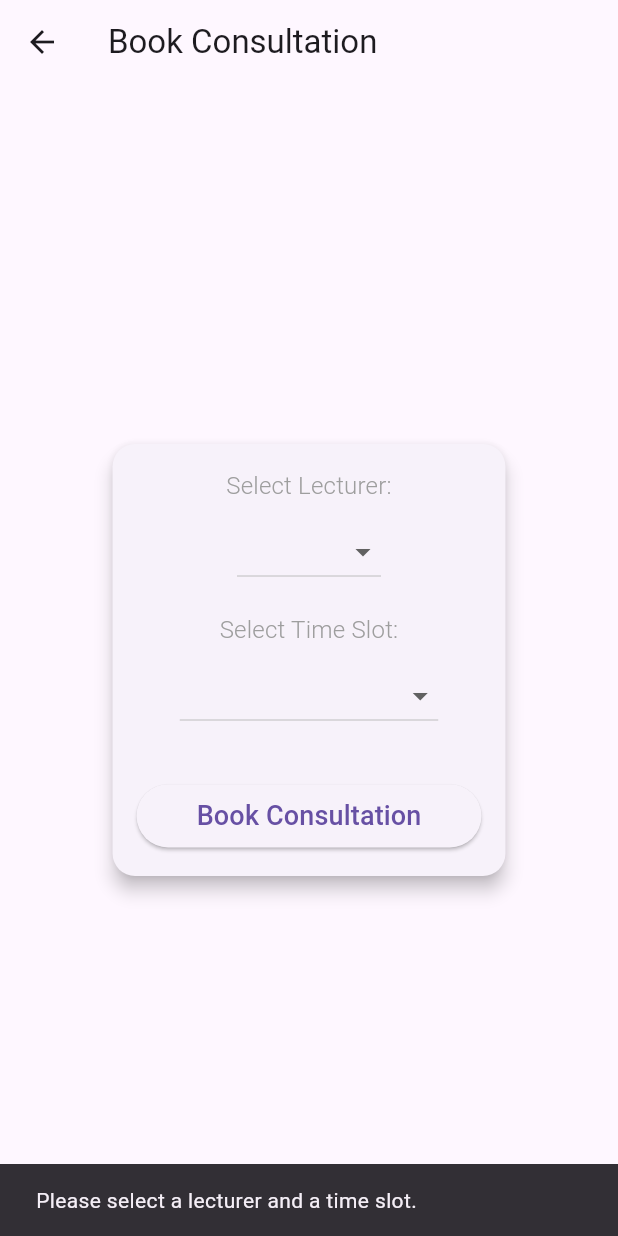
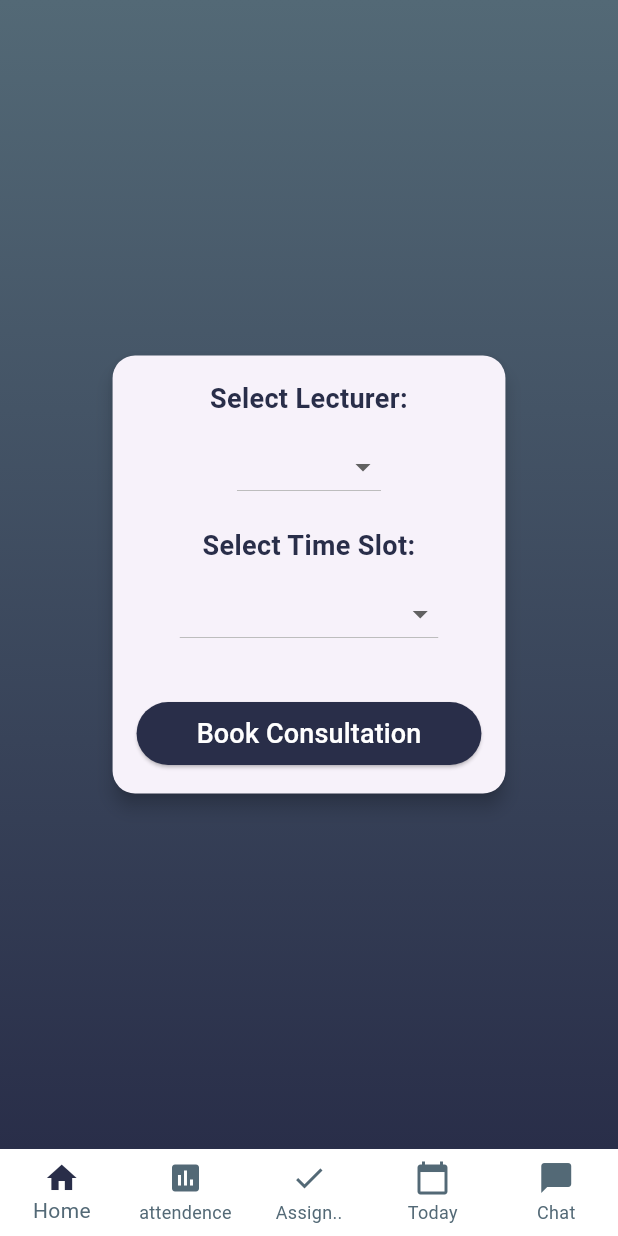
Before and after one commit to sein-pr/classrapp, a Flutter app: the ConsultationBookingScreen screen opened by its route, after a tap on "Book Consultation", on a phone screen of 412 x 824 dp. Run offline on Flutter 3.47's test engine with Material 3 defaults, Android fonts, the phone set to English and light mode, and no system bars.

Commit message:
Consultation Screen edited to match the theme of Material App

```diff
--- a/lib/screens/Consultation/consultation_booking_screen.dart
+++ b/lib/screens/Consultation/consultation_booking_screen.dart
@@ -1,4 +1,6 @@
 import 'package:flutter/material.dart';
+import '../../utils/app_colors.dart'; // Import the AppColors class
+import '../../widgets/bottom_navigation_bar.dart'; // Import the BottomNavigationBarWidget
 
 class ConsultationBookingScreen extends StatefulWidget {
   const ConsultationBookingScreen({Key? key}) : super(key: key);
@@ -14,13 +16,16 @@ class _ConsultationBookingScreenState extends State<ConsultationBookingScreen> {
 
   @override
   Widget build(BuildContext context) {
-    return Theme(
-      data: Theme.of(context), // Use the same theme as the parent context
-      child: Scaffold(
-        appBar: AppBar(
-          title: Text('Book Consultation'),
+    return Scaffold(
+      body: Container(
+        decoration: const BoxDecoration(
+          gradient: LinearGradient(
+            colors: AppColors.primaryGradientColor,
+            begin: Alignment.topCenter,
+            end: Alignment.bottomCenter,
+          ),
         ),
-        body: Center(
+        child: Center(
           child: Padding(
             padding: const EdgeInsets.all(16.0),
             child: Card(
@@ -36,7 +41,11 @@ class _ConsultationBookingScreenState extends State<ConsultationBookingScreen> {
                   children: [
                     Text(
                       'Select Lecturer:',
-                      style: Theme.of(context).textTheme.titleMedium,
+                      style: TextStyle(
+                        fontSize: 18,
+                        fontWeight: FontWeight.bold,
+                        color: AppColors.primaryColor,
+                      ),
                       textAlign: TextAlign.center,
                     ),
                     SizedBox(height: 8.0),
@@ -51,14 +60,22 @@ class _ConsultationBookingScreenState extends State<ConsultationBookingScreen> {
                           .map<DropdownMenuItem<String>>((String value) {
                         return DropdownMenuItem<String>(
                           value: value,
-                          child: Text(value, textAlign: TextAlign.center),
+                          child: Text(value,
+                              textAlign: TextAlign.center,
+                              style: TextStyle(
+                                color: AppColors.primaryColor,
+                              )),
                         );
                       }).toList(),
                     ),
                     SizedBox(height: 16.0),
                     Text(
                       'Select Time Slot:',
-                      style: Theme.of(context).textTheme.titleMedium,
+                      style: TextStyle(
+                        fontSize: 18,
+                        fontWeight: FontWeight.bold,
+                        color: AppColors.primaryColor,
+                      ),
                       textAlign: TextAlign.center,
                     ),
                     SizedBox(height: 8.0),
@@ -76,51 +93,35 @@ class _ConsultationBookingScreenState extends State<ConsultationBookingScreen> {
                       ].map<DropdownMenuItem<String>>((String value) {
                         return DropdownMenuItem<String>(
                           value: value,
-                          child: Text(value, textAlign: TextAlign.center),
+                          child: Text(value,
+                              textAlign: TextAlign.center,
+                              style: TextStyle(
+                                color: AppColors.primaryColor,
+                              )),
                         );
                       }).toList(),
                     ),
                     SizedBox(height: 32.0),
                     ElevatedButton(
                       onPressed: () {
-                        // Implement logic to confirm the booking
-                        if (selectedLecturer != null &&
-                            selectedTimeSlot != null) {
-                          // Perform booking confirmation actions
-                          showDialog(
-                            context: context,
-                            builder: (BuildContext context) {
-                              return AlertDialog(
-                                title: Text('Booking Confirmation'),
-                                content: Text(
-                                    'You have successfully booked a consultation with $selectedLecturer for $selectedTimeSlot.'),
-                                actions: [
-                                  TextButton(
-                                    onPressed: () {
-                                      Navigator.pop(context);
-                                    },
-                                    child: Text('OK'),
-                                  ),
-                                ],
-                              );
-                            },
-                          );
-                        } else {
-                          // Show error message if lecturer or time slot is not selected
-                          ScaffoldMessenger.of(context).showSnackBar(
-                            SnackBar(
-                              content: Text(
-                                  'Please select a lecturer and a time slot.'),
-                              duration: Duration(seconds: 2),
-                            ),
-                          );
-                        }
+                        // Implement booking logic
                       },
+                      style: ElevatedButton.styleFrom(
+                        backgroundColor: AppColors.primaryColor,
+                        shape: RoundedRectangleBorder(
+                          borderRadius: BorderRadius.circular(30),
+                        ),
+                      ),
                       child: Padding(
                         padding: const EdgeInsets.symmetric(
                             horizontal: 16.0, vertical: 8.0),
-                        child: Text('Book Consultation',
-                            style: TextStyle(fontSize: 18.0)),
+                        child: Text(
+                          'Book Consultation',
+                          style: TextStyle(
+                            fontSize: 18.0,
+                            color: Colors.white,
+                          ),
+                        ),
                       ),
                     ),
                   ],
@@ -130,6 +131,7 @@ class _ConsultationBookingScreenState extends State<ConsultationBookingScreen> {
           ),
         ),
       ),
+      bottomNavigationBar: BottomNavigationBarWidget(),
     );
   }
 }
```
